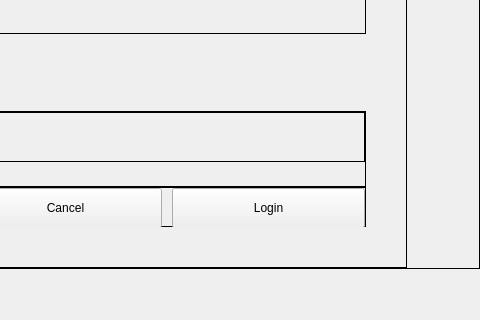
Old version of the form src/gui/newwizard/pages/emailpage.ui in the repository CSG-Development/owncloud-client; both pictures show x 146 to 626 and y 476 to 796 of the 626 by 796 pixel window.
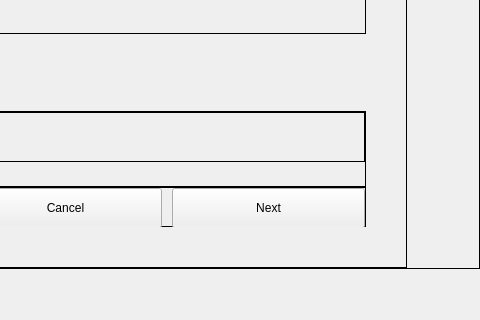
New version of the form. Custom widgets are drawn as their Qt base class.

Commit message: [HCNOVEO-1627] Fix button text on login screen

```diff
--- a/src/gui/newwizard/pages/emailpage.ui
+++ b/src/gui/newwizard/pages/emailpage.ui
@@ -736,7 +736,7 @@
                   <cursorShape>PointingHandCursor</cursorShape>
                  </property>
                  <property name="text">
-                  <string>Login</string>
+                  <string>Next</string>
                  </property>
                  <property name="class" stdset="0">
                   <string notr="true">button_accent</string>
```
